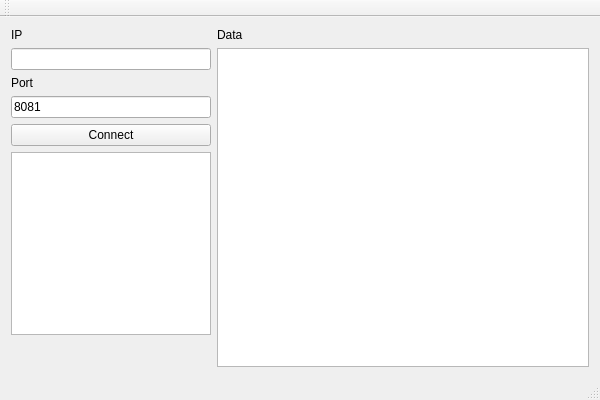
Qt form IoT_SERVER_QT/iot_server_qt.ui (ninaccl/IoT_SERVER_QT) before a commit.
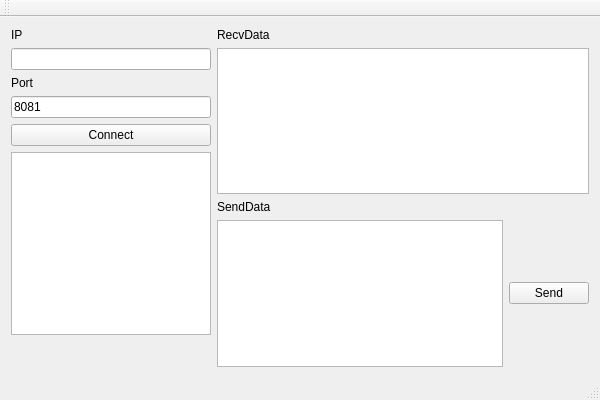
The same form after that commit.

Commit message:
add send function
1.add send function
2.solve the error while clicking the disconnectButttuon
3.change the socket to nonblock mode.

Patch:
```diff
--- a/IoT_SERVER_QT/iot_server_qt.ui
+++ b/IoT_SERVER_QT/iot_server_qt.ui
@@ -118,13 +118,50 @@
       <item>
        <widget class="QLabel" name="dataLabel">
         <property name="text">
-         <string>Data</string>
+         <string>RecvData</string>
         </property>
        </widget>
       </item>
       <item>
        <widget class="QTextEdit" name="recvTextEdit"/>
       </item>
+      <item>
+       <widget class="QLabel" name="sendDataLabel">
+        <property name="text">
+         <string>SendData</string>
+        </property>
+       </widget>
+      </item>
+      <item>
+       <layout class="QHBoxLayout" name="horizontalLayout_2">
+        <property name="topMargin">
+         <number>0</number>
+        </property>
+        <item>
+         <widget class="QTextEdit" name="sendTextEdit"/>
+        </item>
+        <item>
+         <layout class="QVBoxLayout" name="verticalLayout_3">
+          <property name="leftMargin">
+           <number>0</number>
+          </property>
+          <item>
+           <widget class="QPushButton" name="sendPushButton">
+            <property name="sizePolicy">
+             <sizepolicy hsizetype="Minimum" vsizetype="Fixed">
+              <horstretch>0</horstretch>
+              <verstretch>0</verstretch>
+             </sizepolicy>
+            </property>
+            <property name="text">
+             <string>Send</string>
+            </property>
+           </widget>
+          </item>
+         </layout>
+        </item>
+       </layout>
+      </item>
      </layout>
     </item>
    </layout>
```
Left out of the diff: 2 changed lines with no effect on the pictures. The commit also changes 10 other files.
